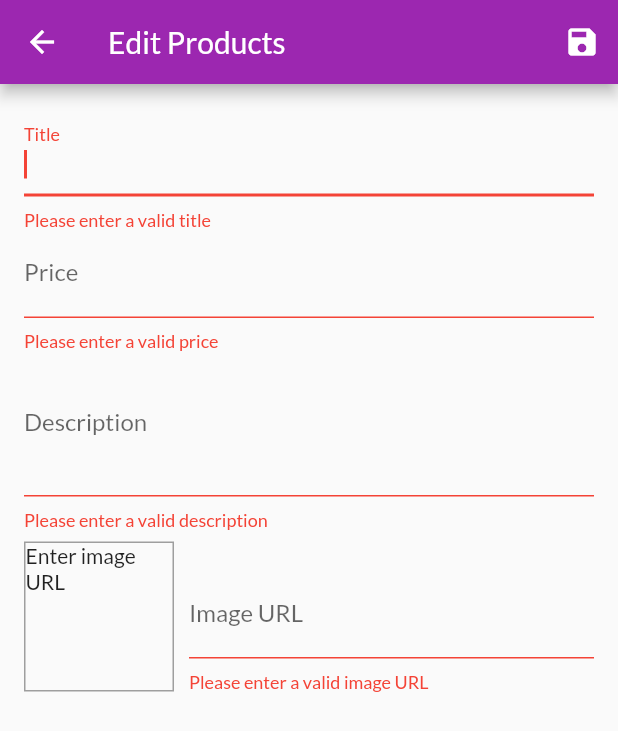
After one commit to ArAmM7/shop_app, a Flutter app: the EditProductScreen screen opened by its route, after a tap on the "save" icon, on a phone screen of 412 x 824 dp. The commit adds this screen. Shown: the top 731 px of the screen. Run offline on Flutter 3.47's test engine with Material 2 defaults, Android fonts, the phone set to English and light mode, and no system bars; network calls fail.

Commit message:
added shop products editing, adding and deleting functionality, improved UI and UX.

```diff
--- /dev/null
+++ b/lib/screens/edit_product_screen.dart
@@ -0,0 +1,228 @@
+import 'package:flutter/material.dart';
+import 'package:provider/provider.dart';
+import 'package:shop_app/providers/products_provider.dart';
+import '../providers/product.dart';
+
+class EditProductScreen extends StatefulWidget {
+  static const routeName = '/edit-product';
+
+  const EditProductScreen({Key? key}) : super(key: key);
+
+  @override
+  State<EditProductScreen> createState() => _EditProductScreenState();
+}
+
+class _EditProductScreenState extends State<EditProductScreen> {
+  final _imageUrlController = TextEditingController();
+  final _form = GlobalKey<FormState>();
+  var _editedProduct =
+      Product(id: '', title: '', description: '', price: 0, imageUrl: '');
+
+  var _initValues = {
+    'title': '',
+    'description': '',
+    'price': '',
+  };
+  var _isInit = true;
+
+  @override
+  void dispose() {
+    _imageUrlController.dispose();
+    super.dispose();
+  }
+
+  @override
+  void didChangeDependencies() {
+    if (_isInit) {
+      final productId = ModalRoute.of(context)!.settings.arguments as String?;
+      if (productId != null) {
+        _editedProduct = Provider.of<ProductsProvider>(context, listen: false)
+            .findById(productId);
+        _initValues = {
+          'title': _editedProduct.title,
+          'description': _editedProduct.description,
+          'price': _editedProduct.price.toStringAsFixed(2),
+        };
+        _imageUrlController.text = _editedProduct.imageUrl;
+      }
+    }
+    _isInit = false;
+    super.didChangeDependencies();
+  }
+
+  void _saveForm() {
+    if (!_form.currentState!.validate()) return;
+    _form.currentState!.save();
+    if (_editedProduct.id != '') {
+      Provider.of<ProductsProvider>(context, listen: false)
+          .updateProduct(_editedProduct.id, _editedProduct);
+    } else {
+      Provider.of<ProductsProvider>(context, listen: false)
+          .addProduct(_editedProduct);
+    }
+    Navigator.of(context).pop();
+  }
+
+  @override
+  Widget build(BuildContext context) {
+    return Scaffold(
+      appBar: AppBar(
+        title: const Text('Edit Products'),
+        actions: [
+          IconButton(onPressed: _saveForm, icon: const Icon(Icons.save))
+        ],
+      ),
+      body: Padding(
+        padding: const EdgeInsets.all(16),
+        child: Form(
+          key: _form,
+          child: SingleChildScrollView(
+            child: Column(
+              children: [
+                TextFormField(
+                  initialValue: _initValues['title'],
+                  decoration: const InputDecoration(labelText: 'Title'),
+                  textInputAction: TextInputAction.next,
+                  autofocus: true,
+                  validator: (val) {
+                    if (val!.isEmpty) {
+                      return 'Please enter a valid title';
+                    } else {
+                      return null;
+                    }
+                  },
+                  onSaved: (val) {
+                    _editedProduct = Product(
+                        isFavorite: _editedProduct.isFavorite,
+                        id: _editedProduct.id,
+                        title: val!,
+                        description: _editedProduct.description,
+                        price: _editedProduct.price,
+                        imageUrl: _editedProduct.imageUrl);
+                  },
+                ),
+                TextFormField(
+                  initialValue: _initValues['price'],
+                  decoration: const InputDecoration(labelText: 'Price'),
+                  textInputAction: TextInputAction.next,
+                  keyboardType: TextInputType.number,
+                  validator: (val) {
+                    if (val!.isEmpty || double.tryParse(val) == null) {
+                      return 'Please enter a valid price';
+                    }
+                    if (double.parse(val) <= 0) {
+                      return 'Please enter a valid price';
+                    } else {
+                      return null;
+                    }
+                  },
+                  onSaved: (val) {
+                    _editedProduct = Product(
+                        isFavorite: _editedProduct.isFavorite,
+                        id: _editedProduct.id,
+                        title: _editedProduct.title,
+                        description: _editedProduct.description,
+                        price: double.parse(val!),
+                        imageUrl: _editedProduct.imageUrl);
+                  },
+                ),
+                TextFormField(
+                  initialValue: _initValues['description'],
+                  decoration: const InputDecoration(labelText: 'Description'),
+                  keyboardType: TextInputType.multiline,
+                  maxLines: 3,
+                  validator: (val) {
+                    if (val!.isEmpty || val.length < 24) {
+                      return 'Please enter a valid description';
+                    } else {
+                      return null;
+                    }
+                  },
+                  onSaved: (val) {
+                    _editedProduct = Product(
+                        isFavorite: _editedProduct.isFavorite,
+                        id: _editedProduct.id,
+                        title: _editedProduct.title,
+                        description: val!,
+                        price: _editedProduct.price,
+                        imageUrl: _editedProduct.imageUrl);
+                  },
+                ),
+                Row(
+                  crossAxisAlignment: CrossAxisAlignment.end,
+                  children: [
+                    Container(
+                      width: 100,
+                      height: 100,
+                      margin: const EdgeInsets.only(top: 8, right: 10),
+                      decoration: BoxDecoration(
+                        border: Border.all(
+                            width: 1,
+                            color: Theme.of(context).colorScheme.onBackground),
+                      ),
+                      child: !Uri.tryParse(_imageUrlController.text)!
+                              .hasAbsolutePath
+                          ? const Text('Enter image URL')
+                          : FittedBox(
+                              child: Image.network(
+                                _imageUrlController.text,
+                                fit: BoxFit.contain,
+                              ),
+                            ),
+                    ),
+                    Expanded(
+                      child: TextFormField(
+                        decoration:
+                            const InputDecoration(labelText: 'Image URL'),
+                        textInputAction: TextInputAction.done,
+                        keyboardType: TextInputType.url,
+                        controller: _imageUrlController,
+                        onChanged: (_) {
+                          if (!Uri.tryParse(_imageUrlController.text)!
+                                  .hasAbsolutePath ||
+                              (!_imageUrlController.text
+                                      .toLowerCase()
+                                      .endsWith('.png') &&
+                                  !_imageUrlController.text
+                                      .toLowerCase()
+                                      .endsWith('.jpg') &&
+                                  !_imageUrlController.text
+                                      .toLowerCase()
+                                      .endsWith('.jpeg'))) {
+                            return;
+                          } else {
+                            setState(() {});
+                          }
+                        },
+                        onFieldSubmitted: (_) => _saveForm(),
+                        validator: (val) {
+                          if (!Uri.tryParse(val!)!.hasAbsolutePath ||
+                              (!val.toLowerCase().endsWith('.png') &&
+                                  !val.toLowerCase().endsWith('.jpg') &&
+                                  !val.toLowerCase().endsWith('.jpeg'))) {
+                            return 'Please enter a valid image URL';
+                          } else {
+                            return null;
+                          }
+                        },
+                        onSaved: (val) {
+                          _editedProduct = Product(
+                              isFavorite: _editedProduct.isFavorite,
+                              id: _editedProduct.id,
+                              title: _editedProduct.title,
+                              description: _editedProduct.description,
+                              price: _editedProduct.price,
+                              imageUrl: val!);
+                        },
+                      ),
+                    ),
+                  ],
+                ),
+              ],
+            ),
+          ),
+        ),
+      ),
+    );
+  }
+}
--- a/lib/widgets/main_drawer.dart
+++ b/lib/widgets/main_drawer.dart
@@ -1,4 +1,5 @@
 import 'package:flutter/material.dart';
+import 'package:shop_app/screens/user_products_screen.dart';
 
 import '../screens/orders_screen.dart';
 
@@ -26,6 +27,13 @@ class MainDrawer extends StatelessWidget {
             () => Navigator.of(context)
                 .pushReplacementNamed(OrdersScreen.routeName),
           ),
+          const Divider(),
+          buildListTile(
+            'User Products',
+            Icons.edit_note,
+            () => Navigator.of(context)
+                .pushReplacementNamed(UserProductsScreen.routeName),
+          ),
         ],
       ),
     );
--- a/lib/widgets/order_item.dart
+++ b/lib/widgets/order_item.dart
@@ -33,7 +33,7 @@ class _OrderItemState extends State<OrderItem> {
                   style: Theme.of(context).textTheme.caption,
                 ),
                 Text(
-                  '\$${widget.order.amount}',
+                  '\$${widget.order.amount.toStringAsFixed(2)}',
                   style: Theme.of(context).textTheme.headline6,
                 ),
               ],
@@ -61,7 +61,7 @@ class _OrderItemState extends State<OrderItem> {
                             style: Theme.of(context).textTheme.subtitle1,
                           ),
                           Text(
-                            '${widget.order.products[index].quantity} x \$${widget.order.products[index].price}',
+                            '${widget.order.products[index].quantity} x \$${widget.order.products[index].price.toStringAsFixed(2)}',
                             style: Theme.of(context).textTheme.caption,
                           )
                         ],
```
Also changed, not shown: lib/main.dart (+8 -3 lines), lib/providers/cart.dart (+17 -0 lines), lib/providers/products_provider.dart (+19 -6 lines), lib/screens/cart_screen.dart (+6 -2 lines), lib/screens/user_products_screen.dart (added, +48 -0 lines), lib/widgets/cart_item.dart (+18 -1 lines), lib/widgets/product_item.dart (+17 -5 lines), lib/widgets/user_product_item.dart (added, +51 -0 lines).
